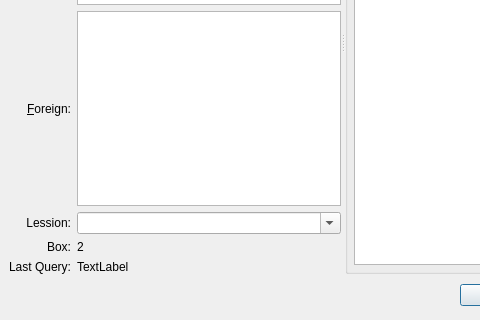
nsams/vocablecoach, file VocableEditor.ui: the form before one commit; both pictures show x 0 to 480 and y 200 to 520 of the 635 by 520 pixel window.
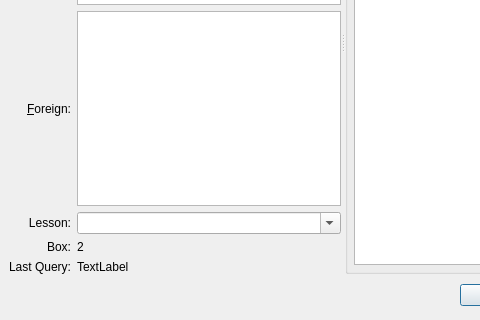
The form after the commit. Custom widgets are drawn as their Qt base class.

Commit message: fixed typo (lession -> lesson)

The edit to the form file:
```diff
--- a/VocableEditor.ui
+++ b/VocableEditor.ui
@@ -115,7 +115,7 @@
        <item row="2" column="0" >
         <widget class="QLabel" name="label_3" >
          <property name="text" >
-          <string>Lession:</string>
+          <string>Lesson:</string>
          </property>
          <property name="alignment" >
           <set>Qt::AlignRight|Qt::AlignTrailing|Qt::AlignVCenter</set>
```
Left out of the diff: 4 changed lines with no effect on the pictures. The commit also changes 16 other files.
